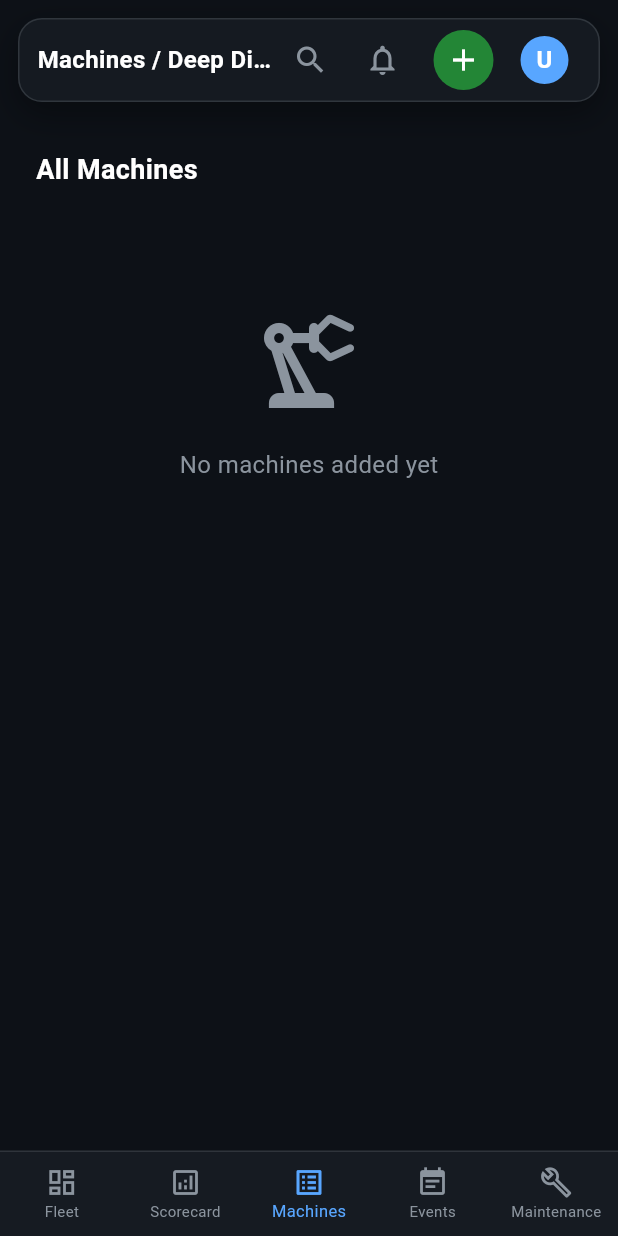
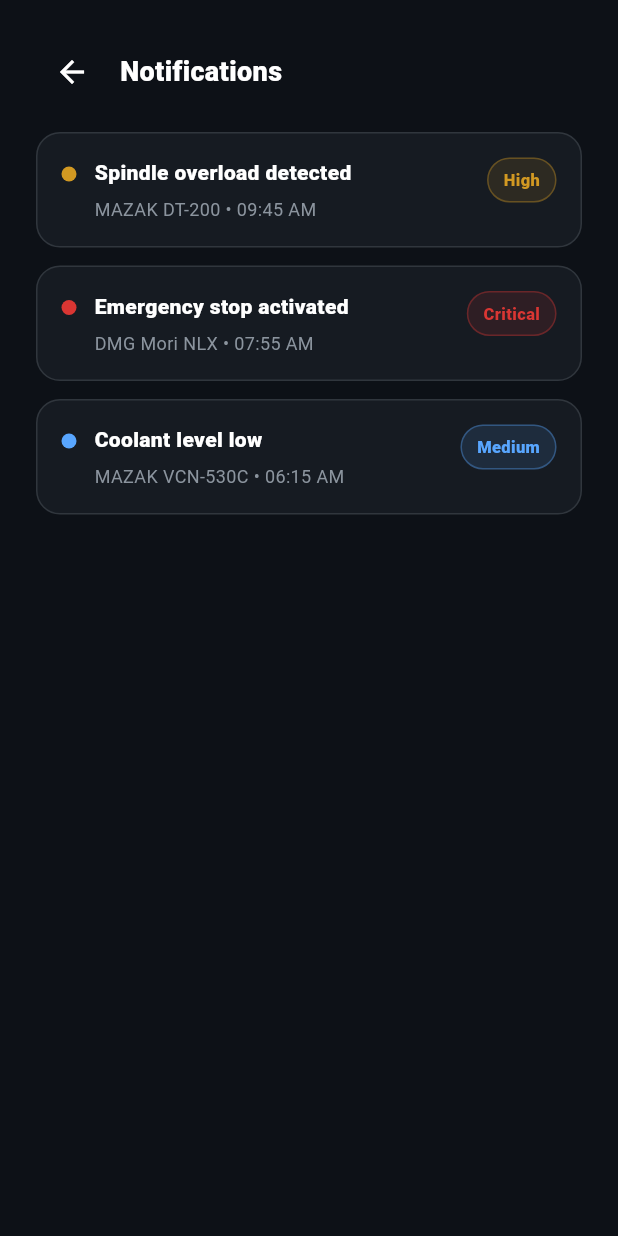
Before and after one commit to AhmedHassaan-7OS/ecoinspect, a Flutter app: the DashboardScreen screen opened directly, item 3 of the bottom bar chosen, after a tap on the "notifications" icon, on a phone screen of 412 x 824 dp. Run offline on Flutter 3.47's test engine with Material 3 defaults, Android fonts, the phone set to English and light mode, and no system bars; our stand-ins replace equatable, flutter_bloc, image_picker, permission_handler, supabase_flutter; accounts and stored records are empty.

Commit message:
some ux editing and improve the interface

```diff
--- a/lib/view/dashboard/dashboard_screen.dart
+++ b/lib/view/dashboard/dashboard_screen.dart
@@ -12,6 +12,8 @@ import '../widgets/maintenance_board_card.dart';
 import '../machines/add_machine_screen.dart';
 import '../auth/login_screen.dart';
 import '../profile/edit_account_screen.dart';
+import '../profile/profile_screen.dart';
+import '../notifications/issues_screen.dart';
 
 class DashboardScreen extends StatefulWidget {
   const DashboardScreen({super.key});
@@ -62,6 +64,64 @@ class _DashboardScreenState extends State<DashboardScreen> {
           ],
         ),
       ),
+      floatingActionButton: _isMobile
+          ? Padding(
+              padding: const EdgeInsets.only(bottom: 72),
+              child: Column(
+                mainAxisSize: MainAxisSize.min,
+                children: [
+                  FloatingActionButton(
+                    onPressed: () {
+                      Navigator.of(context).push(
+                        MaterialPageRoute(
+                          builder: (_) => const AddMachineScreen(),
+                        ),
+                      );
+                    },
+                    backgroundColor: const Color(0xFF238636),
+                    foregroundColor: Colors.white,
+                    child: const Icon(Icons.add),
+                  ),
+                  const SizedBox(height: 10),
+                  IgnorePointer(
+                    child: Container(
+                      width: 56,
+                      height: 34,
+                      decoration: BoxDecoration(
+                        gradient: const LinearGradient(
+                          colors: [
+                            Color(0xFF7C3AED),
+                            Color(0xFF22D3EE),
+                            Color(0xFF3B82F6),
+                          ],
+                        ),
+                        borderRadius: BorderRadius.circular(999),
+                        boxShadow: [
+                          BoxShadow(
+                            color: Colors.black.withOpacity(0.35),
+                            blurRadius: 12,
+                            offset: const Offset(0, 6),
+                          ),
+                        ],
+                        border: Border.all(
+                          color: const Color(0xFF30363D),
+                          width: 1,
+                        ),
+                      ),
+                      child: const Center(
+                        child: Icon(
+                          Icons.auto_awesome,
+                          size: 18,
+                          color: Colors.white,
+                        ),
+                      ),
+                    ),
+                  ),
+                ],
+              ),
+            )
+          : null,
+      floatingActionButtonLocation: FloatingActionButtonLocation.endFloat,
       // Bottom Navigation Bar for mobile
       bottomNavigationBar: _isMobile ? _buildBottomNavBar() : null,
     );
@@ -70,6 +130,7 @@ class _DashboardScreenState extends State<DashboardScreen> {
   Widget _buildFloatingTopIconsBar() {
     return BlocBuilder<AuthCubit, AuthState>(
       builder: (context, authState) {
+        final avatarUrl = authState.user?.avatarUrl ?? '';
         return Container(
           height: 56,
           padding: const EdgeInsets.symmetric(horizontal: 12),
@@ -109,28 +170,31 @@ class _DashboardScreenState extends State<DashboardScreen> {
                   Icons.notifications_outlined,
                   color: Color(0xFF8B949E),
                 ),
-                onPressed: () {},
-              ),
-              const SizedBox(width: 6),
-              IconButton(
                 onPressed: () {
                   Navigator.of(context).push(
                     MaterialPageRoute(
-                      builder: (_) => const AddMachineScreen(),
+                      builder: (_) => const IssuesScreen(),
                     ),
                   );
                 },
-                icon: const Icon(Icons.add, color: Colors.white),
-                style: IconButton.styleFrom(
-                  backgroundColor: const Color(0xFF238636),
-                ),
               ),
               const SizedBox(width: 6),
-              PopupMenuButton<void>(
-                icon: CircleAvatar(
+              InkWell(
+                onTap: () {
+                  Navigator.of(context).push(
+                    MaterialPageRoute(
+                      builder: (_) => const ProfileScreen(),
+                    ),
+                  );
+                },
+                borderRadius: BorderRadius.circular(999),
+                child: CircleAvatar(
                   radius: 16,
                   backgroundColor: const Color(0xFF58A6FF),
-                  child: Text(
+                  backgroundImage:
+                      avatarUrl.isNotEmpty ? NetworkImage(avatarUrl) : null,
+                  child: avatarUrl.isEmpty
+                      ? Text(
                           (authState.user?.email ?? 'U')
                               .substring(0, 1)
                               .toUpperCase(),
@@ -138,55 +202,9 @@ class _DashboardScreenState extends State<DashboardScreen> {
                             color: Colors.white,
                             fontWeight: FontWeight.bold,
                           ),
+                        )
+                      : null,
                 ),
-                ),
-                color: const Color(0xFF161B22),
-                itemBuilder: (context) => <PopupMenuEntry<void>>[
-                  PopupMenuItem<void>(
-                    onTap: () {
-                      Future.microtask(() {
-                        Navigator.of(context).push(
-                          MaterialPageRoute(
-                            builder: (_) => const EditAccountScreen(),
-                          ),
-                        );
-                      });
-                    },
-                    child: const Row(
-                      children: [
-                        Icon(Icons.manage_accounts, color: Color(0xFF8B949E)),
-                        SizedBox(width: 10),
-                        Text(
-                          'Edit Account',
-                          style: TextStyle(color: Color(0xFFFFFFFF)),
-                        ),
-                      ],
-                    ),
-                  ),
-                  const PopupMenuDivider(),
-                  PopupMenuItem<void>(
-                    onTap: () {
-                      Future.microtask(() {
-                        context.read<AuthCubit>().signOut();
-                        Navigator.of(context).pushReplacement(
-                          MaterialPageRoute(
-                            builder: (_) => const LoginScreen(),
-                          ),
-                        );
-                      });
-                    },
-                    child: const Row(
-                      children: [
-                        Icon(Icons.logout, color: Color(0xFFDA3633)),
-                        SizedBox(width: 10),
-                        Text(
-                          'Sign Out',
-                          style: TextStyle(color: Color(0xFFDA3633)),
-                        ),
-                      ],
-                    ),
-                  ),
-                ],
               ),
             ],
           ),
@@ -197,46 +215,60 @@ class _DashboardScreenState extends State<DashboardScreen> {
 
   Widget _buildBottomNavBar() {
     return Container(
-      decoration: const BoxDecoration(
-        color: Color(0xFF161B22),
-        border: Border(top: BorderSide(color: Color(0xFF30363D), width: 1)),
+      decoration: BoxDecoration(
+        color: const Color(0xFF161B22),
+        borderRadius: const BorderRadius.vertical(top: Radius.circular(18)),
+        border: const Border(
+          top: BorderSide(color: Color(0xFF30363D), width: 1),
+        ),
+        boxShadow: [
+          BoxShadow(
+            color: Colors.black.withOpacity(0.35),
+            blurRadius: 20,
+            offset: const Offset(0, -8),
+          ),
+        ],
       ),
       child: SafeArea(
-        child: BottomNavigationBar(
-          currentIndex: _selectedIndex > 4 ? 0 : _selectedIndex,
-          onTap: (index) {
+        child: NavigationBarTheme(
+          data: const NavigationBarThemeData(
+            height: 64,
+            backgroundColor: Color(0xFF161B22),
+            indicatorColor: Color(0xFF1C2128),
+            labelTextStyle: WidgetStatePropertyAll(
+              TextStyle(fontSize: 11, fontWeight: FontWeight.w600),
+            ),
+          ),
+          child: NavigationBar(
+            selectedIndex: _selectedIndex > 4 ? 0 : _selectedIndex,
+            onDestinationSelected: (index) {
               setState(() {
                 _selectedIndex = index;
               });
             },
-          backgroundColor: const Color(0xFF161B22),
-          selectedItemColor: const Color(0xFF58A6FF),
-          unselectedItemColor: const Color(0xFF8B949E),
-          type: BottomNavigationBarType.fixed,
-          selectedFontSize: 11,
-          unselectedFontSize: 10,
-          items: const [
-            BottomNavigationBarItem(
-              icon: Icon(Icons.dashboard_outlined, size: 22),
+            destinations: const [
+              NavigationDestination(
+                icon: Icon(Icons.dashboard_outlined),
                 label: 'Fleet',
               ),
-            BottomNavigationBarItem(
-              icon: Icon(Icons.analytics_outlined, size: 22),
+              NavigationDestination(
+                icon: Icon(Icons.analytics_outlined),
                 label: 'Scorecard',
               ),
-            BottomNavigationBarItem(
-              icon: Icon(Icons.list_alt, size: 22),
+              NavigationDestination(
+                icon: Icon(Icons.list_alt),
                 label: 'Machines',
               ),
-            BottomNavigationBarItem(
-              icon: Icon(Icons.event_note, size: 22),
+              NavigationDestination(
+                icon: Icon(Icons.event_note),
                 label: 'Events',
               ),
-            BottomNavigationBarItem(
-              icon: Icon(Icons.build_outlined, size: 22),
+              NavigationDestination(
+                icon: Icon(Icons.build_outlined),
                 label: 'Maintenance',
               ),
             ],
+          ),
         ),
       ),
     );
--- /dev/null
+++ b/lib/view/notifications/issues_screen.dart
@@ -0,0 +1,160 @@
+import 'package:flutter/material.dart';
+
+class IssuesScreen extends StatelessWidget {
+  const IssuesScreen({super.key});
+
+  @override
+  Widget build(BuildContext context) {
+    final issues = [
+      {
+        'title': 'Spindle overload detected',
+        'machine': 'MAZAK DT-200',
+        'severity': 'High',
+        'time': '09:45 AM',
+      },
+      {
+        'title': 'Emergency stop activated',
+        'machine': 'DMG Mori NLX',
+        'severity': 'Critical',
+        'time': '07:55 AM',
+      },
+      {
+        'title': 'Coolant level low',
+        'machine': 'MAZAK VCN-530C',
+        'severity': 'Medium',
+        'time': '06:15 AM',
+      },
+    ];
+
+    return Scaffold(
+      backgroundColor: const Color(0xFF0D1117),
+      body: SafeArea(
+        child: SingleChildScrollView(
+          padding: const EdgeInsets.all(24),
+          child: Column(
+            crossAxisAlignment: CrossAxisAlignment.start,
+            children: [
+              Row(
+                children: [
+                  IconButton(
+                    onPressed: () => Navigator.of(context).pop(),
+                    icon: const Icon(
+                      Icons.arrow_back,
+                      color: Color(0xFFFFFFFF),
+                    ),
+                  ),
+                  const SizedBox(width: 8),
+                  const Expanded(
+                    child: Text(
+                      'Notifications',
+                      style: TextStyle(
+                        color: Color(0xFFFFFFFF),
+                        fontSize: 18,
+                        fontWeight: FontWeight.w800,
+                      ),
+                      maxLines: 1,
+                      overflow: TextOverflow.ellipsis,
+                    ),
+                  ),
+                ],
+              ),
+              const SizedBox(height: 16),
+              ...issues.map(
+                (issue) {
+                  return Container(
+                    margin: const EdgeInsets.only(bottom: 12),
+                    padding: const EdgeInsets.all(16),
+                    decoration: BoxDecoration(
+                      color: const Color(0xFF161B22),
+                      borderRadius: BorderRadius.circular(16),
+                      border: Border.all(color: const Color(0xFF30363D)),
+                    ),
+                    child: Row(
+                      crossAxisAlignment: CrossAxisAlignment.start,
+                      children: [
+                        Container(
+                          width: 10,
+                          height: 10,
+                          margin: const EdgeInsets.only(top: 6),
+                          decoration: BoxDecoration(
+                            color: _severityColor(issue['severity']!),
+                            shape: BoxShape.circle,
+                          ),
+                        ),
+                        const SizedBox(width: 12),
+                        Expanded(
+                          child: Column(
+                            crossAxisAlignment: CrossAxisAlignment.start,
+                            children: [
+                              Text(
+                                issue['title']!,
+                                style: const TextStyle(
+                                  color: Color(0xFFFFFFFF),
+                                  fontSize: 14,
+                                  fontWeight: FontWeight.w800,
+                                ),
+                                maxLines: 2,
+                                overflow: TextOverflow.ellipsis,
+                              ),
+                              const SizedBox(height: 6),
+                              Text(
+                                '${issue['machine']} • ${issue['time']}',
+                                style: const TextStyle(
+                                  color: Color(0xFF8B949E),
+                                  fontSize: 12,
+                                ),
+                                maxLines: 1,
+                                overflow: TextOverflow.ellipsis,
+                              ),
+                            ],
+                          ),
+                        ),
+                        const SizedBox(width: 8),
+                        Container(
+                          padding: const EdgeInsets.symmetric(
+                            horizontal: 10,
+                            vertical: 6,
+                          ),
+                          decoration: BoxDecoration(
+                            color: _severityColor(issue['severity']!)
+                                .withOpacity(0.12),
+                            borderRadius: BorderRadius.circular(999),
+                            border: Border.all(
+                              color: _severityColor(issue['severity']!)
+                                  .withOpacity(0.35),
+                            ),
+                          ),
+                          child: Text(
+                            issue['severity']!,
+                            style: TextStyle(
+                              color: _severityColor(issue['severity']!),
+                              fontSize: 11,
+                              fontWeight: FontWeight.w800,
+                            ),
+                          ),
+                        ),
+                      ],
+                    ),
+                  );
+                },
+              ),
+            ],
+          ),
+        ),
+      ),
+    );
+  }
+
+  Color _severityColor(String severity) {
+    switch (severity) {
+      case 'Critical':
+        return const Color(0xFFDA3633);
+      case 'High':
+        return const Color(0xFFD29922);
+      case 'Medium':
+        return const Color(0xFF58A6FF);
+      default:
+        return const Color(0xFF8B949E);
+    }
+  }
+}
```
Also changed, not shown: lib/view/profile/profile_screen.dart (added, +186 -0 lines). Lines whose indentation alone changed are shown as unchanged.
